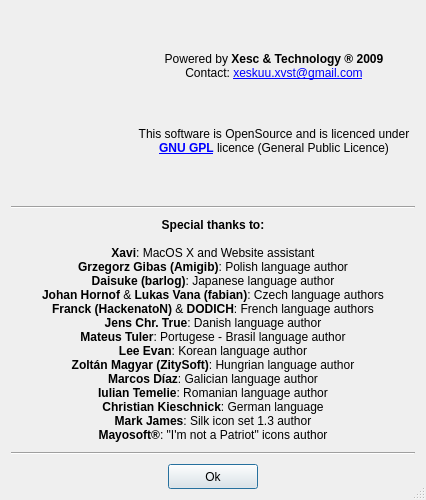
The window that ui/credits.ui (ckorn/xvst) describes before a commit, drawn with Qt 5.
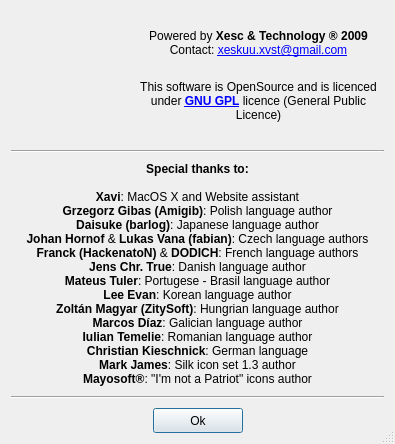
The same window after the commit. Icons and pictures are not drawn.

```diff
--- a/ui/credits.ui
+++ b/ui/credits.ui
@@ -9,8 +9,8 @@
    <rect>
     <x>0</x>
     <y>0</y>
-    <width>426</width>
-    <height>500</height>
+    <width>395</width>
+    <height>444</height>
    </rect>
   </property>
   <property name="windowTitle">
```
Left out of the diff: 1 changed line with no effect on the pictures.
